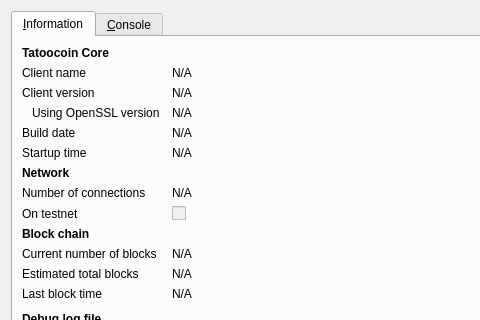
Before: the Qt Designer form src/qt/forms/rpcconsole.ui in piblockchains/tatoocoin, drawn with Qt 5; both pictures show x 0 to 480 and y 0 to 320 of the 740 by 450 pixel window.
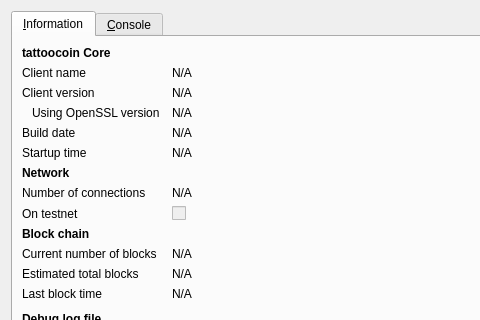
After: the same form once the commit is applied. Icons and pictures are not drawn.

The edit to the form file:
```diff
--- a/src/qt/forms/rpcconsole.ui
+++ b/src/qt/forms/rpcconsole.ui
@@ -36,7 +36,7 @@
           </font>
          </property>
          <property name="text">
-          <string>Tatoocoin Core</string>
+          <string>tattoocoin Core</string>
          </property>
         </widget>
        </item>
```
Left out of the diff: 6 changed lines with no effect on the pictures.
